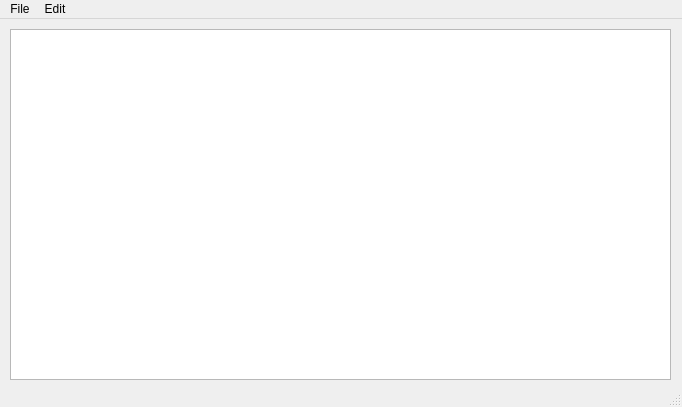
Above: mainwindow.ui from mikaili-inventor/Notepad_Plusplus before the change. Below: the same form after it.
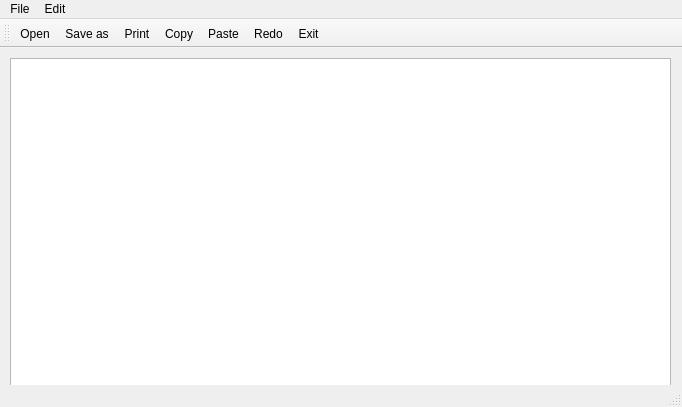
That is the form after the change. Icons and pictures are not drawn.

Commit message: Added ui implementations, a toolbar and changed the mainwindow title. The technology worked as expected.

Diff of the .ui file:
```diff
--- a/mainwindow.ui
+++ b/mainwindow.ui
@@ -63,6 +63,24 @@
    <addaction name="menuEdit"/>
   </widget>
   <widget class="QStatusBar" name="statusbar"/>
+  <widget class="QToolBar" name="toolBar">
+   <property name="windowTitle">
+    <string>toolBar</string>
+   </property>
+   <attribute name="toolBarArea">
+    <enum>TopToolBarArea</enum>
+   </attribute>
+   <attribute name="toolBarBreak">
+    <bool>false</bool>
+   </attribute>
+   <addaction name="actionOpen"/>
+   <addaction name="actionSave_as"/>
+   <addaction name="actionPrint"/>
+   <addaction name="actionCopy"/>
+   <addaction name="actionPaste_2"/>
+   <addaction name="actionRedo"/>
+   <addaction name="actionExit"/>
+  </widget>
   <action name="actionNew">
    <property name="text">
     <string>New</string>
```
Left out of the diff: 2 changed lines with no effect on the pictures. The commit also changes 2 other files.
